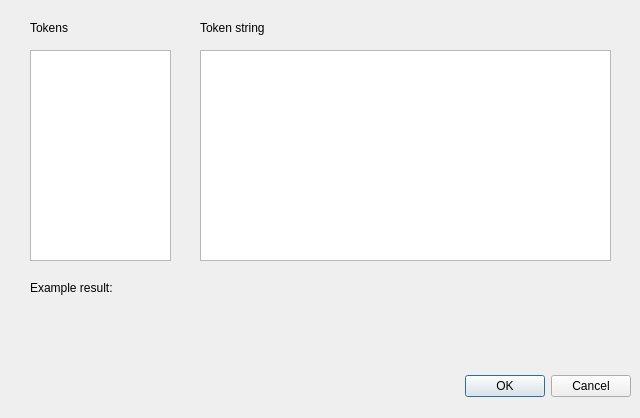
Old version of the form tokendlg.ui in the repository towhee/Winnow64.
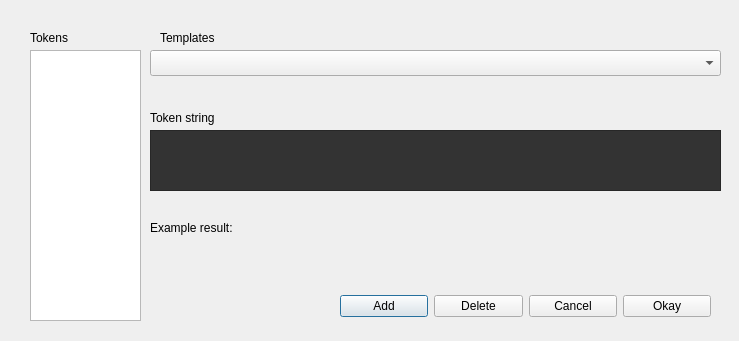
New version of the form. Custom widgets are drawn as their Qt base class.

Patch:
```diff
--- a/tokendlg.ui
+++ b/tokendlg.ui
@@ -6,54 +6,46 @@
    <rect>
     <x>0</x>
     <y>0</y>
-    <width>640</width>
-    <height>418</height>
+    <width>739</width>
+    <height>341</height>
    </rect>
   </property>
   <property name="windowTitle">
    <string>Token Editor</string>
   </property>
-  <widget class="QDialogButtonBox" name="buttonBox">
-   <property name="geometry">
-    <rect>
-     <x>10</x>
-     <y>370</y>
-     <width>621</width>
-     <height>32</height>
-    </rect>
-   </property>
-   <property name="orientation">
-    <enum>Qt::Horizontal</enum>
-   </property>
-   <property name="standardButtons">
-    <set>QDialogButtonBox::Cancel|QDialogButtonBox::Ok</set>
-   </property>
-  </widget>
   <widget class="TokenList" name="tokenList">
    <property name="geometry">
     <rect>
      <x>30</x>
      <y>50</y>
-     <width>141</width>
-     <height>211</height>
+     <width>111</width>
+     <height>271</height>
     </rect>
    </property>
   </widget>
   <widget class="TokenEdit" name="tokenEdit">
    <property name="geometry">
     <rect>
-     <x>200</x>
-     <y>50</y>
-     <width>411</width>
-     <height>211</height>
+     <x>150</x>
+     <y>130</y>
+     <width>571</width>
+     <height>61</height>
     </rect>
    </property>
+   <property name="font">
+    <font>
+     <pointsize>16</pointsize>
+    </font>
+   </property>
+   <property name="styleSheet">
+    <string notr="true">background-color: rgb(51, 51, 51)</string>
+   </property>
   </widget>
   <widget class="QLabel" name="label">
    <property name="geometry">
     <rect>
      <x>30</x>
-     <y>20</y>
+     <y>30</y>
      <width>91</width>
      <height>16</height>
     </rect>
@@ -65,8 +57,8 @@
   <widget class="QLabel" name="label_2">
    <property name="geometry">
     <rect>
-     <x>200</x>
-     <y>20</y>
+     <x>150</x>
+     <y>110</y>
      <width>91</width>
      <height>16</height>
     </rect>
@@ -78,8 +70,8 @@
   <widget class="QLabel" name="label_3">
    <property name="geometry">
     <rect>
-     <x>30</x>
-     <y>280</y>
+     <x>150</x>
+     <y>220</y>
      <width>141</width>
      <height>16</height>
     </rect>
@@ -91,8 +83,8 @@
   <widget class="QLabel" name="resultLbl">
    <property name="geometry">
     <rect>
-     <x>30</x>
-     <y>310</y>
+     <x>150</x>
+     <y>240</y>
      <width>581</width>
      <height>16</height>
     </rect>
@@ -101,6 +93,69 @@
     <string/>
    </property>
   </widget>
+  <widget class="QComboBox" name="comboBox">
+   <property name="geometry">
+    <rect>
+     <x>150</x>
+     <y>50</y>
+     <width>571</width>
+     <height>26</height>
+    </rect>
+   </property>
+  </widget>
+  <widget class="QLabel" name="label_4">
+   <property name="geometry">
+    <rect>
+     <x>160</x>
+     <y>30</y>
+     <width>91</width>
+     <height>16</height>
+    </rect>
+   </property>
+   <property name="text">
+    <string>Templates</string>
+   </property>
+  </widget>
+  <widget class="QWidget" name="">
+   <property name="geometry">
+    <rect>
+     <x>340</x>
+     <y>290</y>
+     <width>371</width>
+     <height>32</height>
+    </rect>
+   </property>
+   <layout class="QHBoxLayout" name="horizontalLayout">
+    <item>
+     <widget class="QPushButton" name="pushButton_2">
+      <property name="text">
+       <string>Add</string>
+      </property>
+     </widget>
+    </item>
+    <item>
+     <widget class="QPushButton" name="pushButton_4">
+      <property name="text">
+       <string>Delete</string>
+      </property>
+     </widget>
+    </item>
+    <item>
+     <widget class="QPushButton" name="pushButton_3">
+      <property name="text">
+       <string>Cancel</string>
+      </property>
+     </widget>
+    </item>
+    <item>
+     <widget class="QPushButton" name="pushButton">
+      <property name="text">
+       <string>Okay</string>
+      </property>
+     </widget>
+    </item>
+   </layout>
+  </widget>
  </widget>
  <customwidgets>
   <customwidget>
```
Left out of the diff: 35 changed lines with no effect on the pictures.
